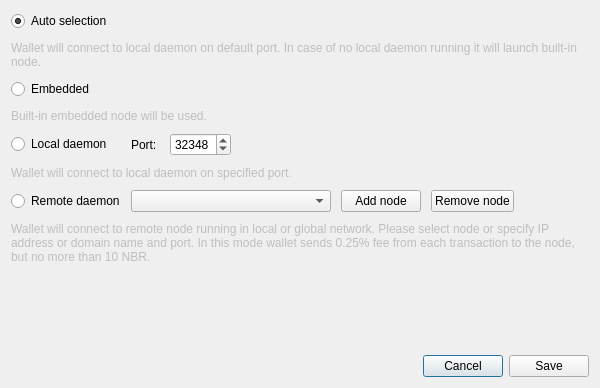
This is src/gui/ui/connectionsettingsdialog.ui in uaicoin/niobio-wallet as Qt 5 draws it before an edit. The edited form follows.
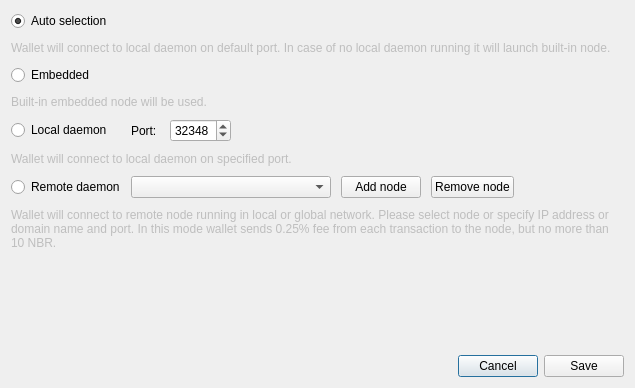
This is the edited form. Icons and pictures are not drawn.

Commit message: Fix bug #18: Unreadable text

```diff
--- a/src/gui/ui/connectionsettingsdialog.ui
+++ b/src/gui/ui/connectionsettingsdialog.ui
@@ -9,7 +9,7 @@
    <rect>
     <x>0</x>
     <y>0</y>
-    <width>600</width>
+    <width>635</width>
     <height>388</height>
    </rect>
   </property>
```
Left out of the diff: 16 changed lines with no effect on the pictures. The commit also changes 1 other file.
